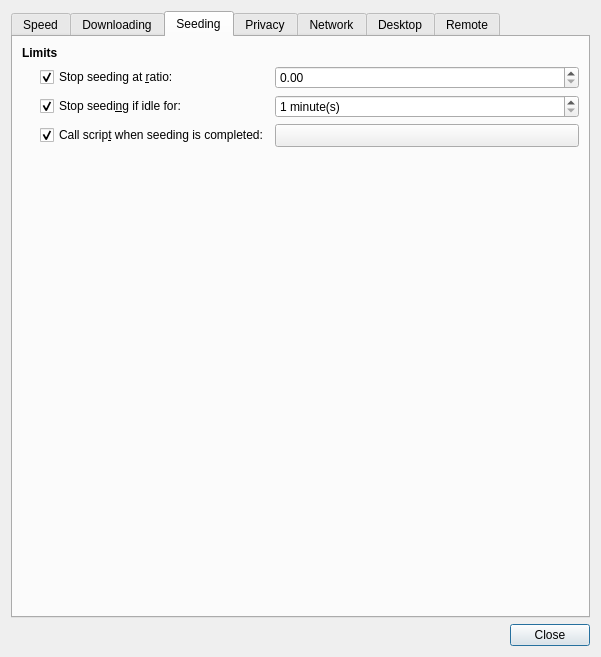
Qt form qt/PrefsDialog.ui (transmission/transmission) before a commit.
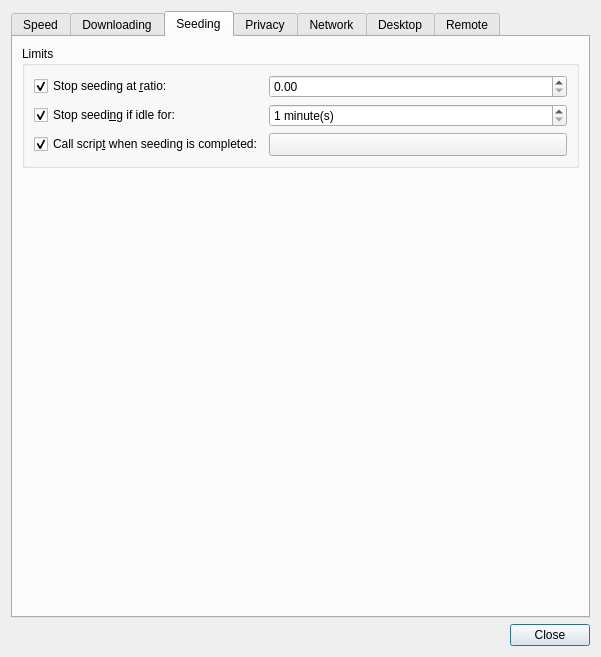
The same form after that commit. The open tabs and pages were chosen to show the change. Icons and pictures are not drawn. Custom widgets are drawn as their Qt base class.

Commit message: Preferences dialog Seeding tab a11y improvements

Diff of the .ui file:
```diff
--- a/qt/PrefsDialog.ui
+++ b/qt/PrefsDialog.ui
@@ -450,20 +450,11 @@
       </attribute>
       <layout class="QVBoxLayout" name="seedingTabLayout">
        <item>
-        <widget class="QLabel" name="limitsSectionLabel">
-         <property name="styleSheet">
-          <string notr="true">font-weight:bold</string>
-         </property>
-         <property name="text">
+        <widget class="QGroupBox" name="limitsSection">
+         <property name="title">
           <string>Limits</string>
          </property>
-        </widget>
-       </item>
-       <item>
         <layout class="QGridLayout" name="limitsSectionLayout" columnstretch="0,1">
-         <property name="leftMargin">
-          <number>18</number>
-         </property>
          <item row="0" column="0">
           <widget class="QCheckBox" name="ratioLimitCheck">
            <property name="text">
@@ -533,6 +524,7 @@
           </widget>
          </item>
         </layout>
+        </widget>
        </item>
        <item>
         <spacer name="seedingTabBottomSpacer">
```
Lines whose indentation alone changed are shown as unchanged.
